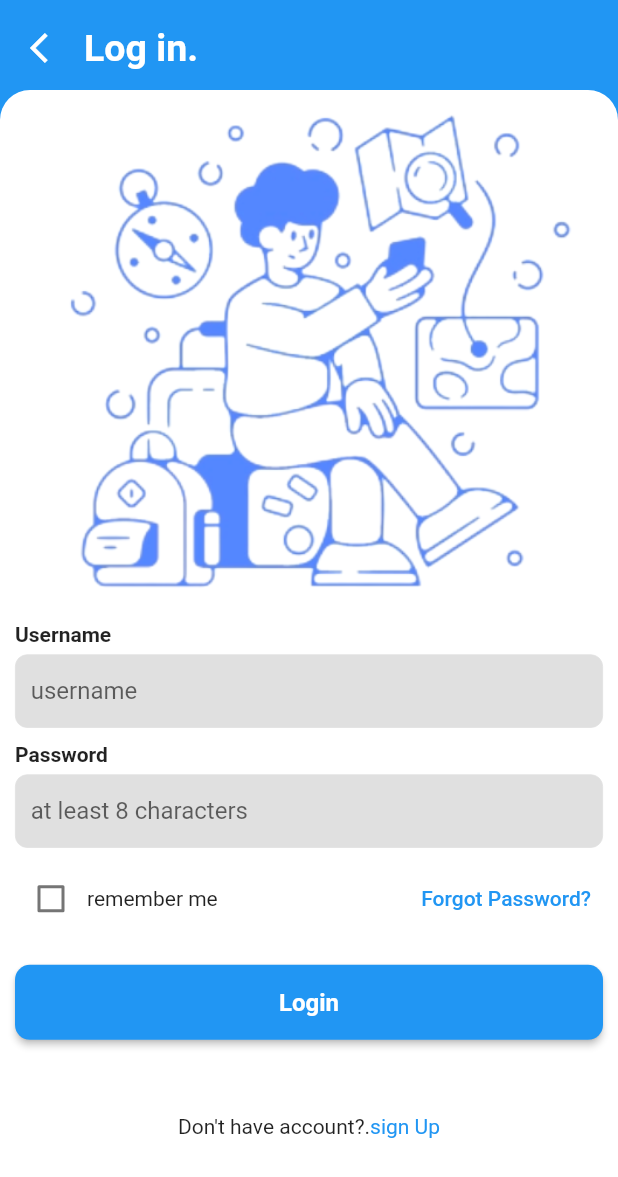
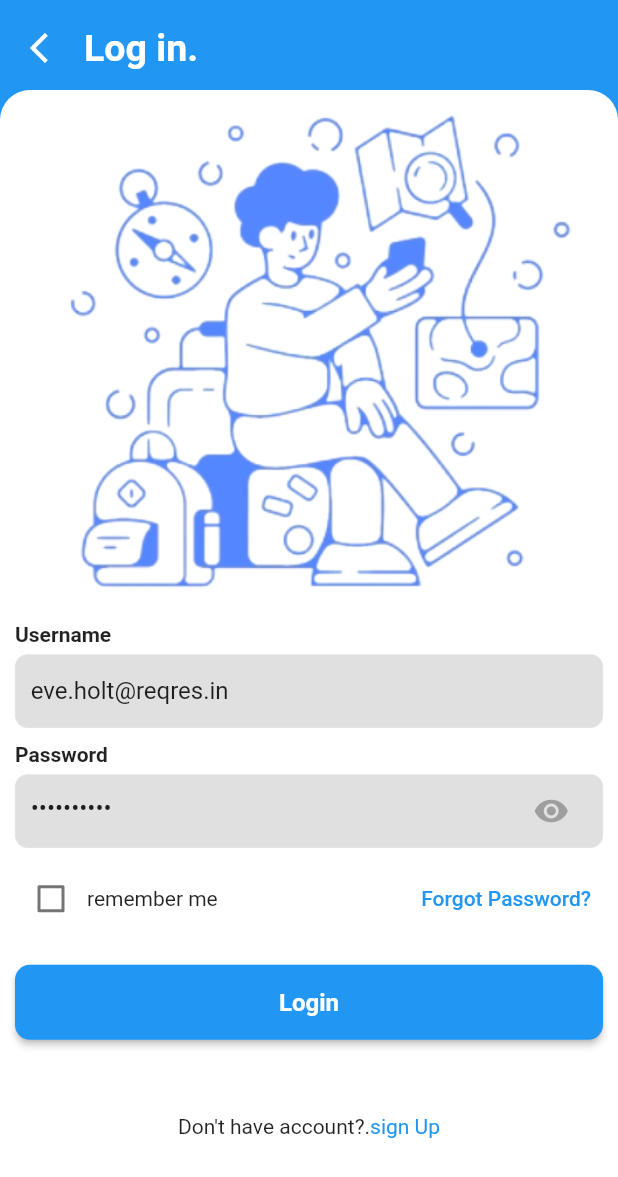
Before and after one commit to R4MA26/flutter-tes-zero-one-group, a Flutter app: the screen it shows after launch, after a tap on "Login", on a phone screen of 412 x 824 dp. Shown: the top 1177 px of the screen. Run offline on Flutter 3.47's test engine with Material 2 defaults, Android fonts, the phone set to English and light mode, and no system bars; our stand-ins replace get; network calls fail.

Commit message:
flutter tes

```diff
--- a/apps/flutter-tes/lib/app/modules/home/controllers/home_controller.dart
+++ b/apps/flutter-tes/lib/app/modules/home/controllers/home_controller.dart
@@ -1,7 +1,11 @@
 import 'package:get/get.dart';
 
+import '../../../routes/app_pages.dart';
+
 class HomeController extends GetxController {
-  //TODO: Implement HomeController
+  void logout() async {
+    Get.offAllNamed(Routes.LOGIN);
+  }
 
   final count = 0.obs;
   @override
--- a/apps/flutter-tes/lib/app/modules/home/views/home_view.dart
+++ b/apps/flutter-tes/lib/app/modules/home/views/home_view.dart
@@ -9,6 +9,12 @@ class HomeView extends GetView<HomeController> {
   Widget build(BuildContext context) {
     return Scaffold(
       appBar: AppBar(
+        leading: IconButton(
+          icon: Icon(Icons.arrow_back_ios),
+          onPressed: () {
+            controller.logout();
+          },
+        ),
         title: Text('HomeView'),
         centerTitle: true,
       ),
--- a/apps/flutter-tes/lib/app/modules/login/controllers/login_controller.dart
+++ b/apps/flutter-tes/lib/app/modules/login/controllers/login_controller.dart
@@ -1,9 +1,31 @@
 import 'package:flutter/material.dart';
 import 'package:get/get.dart';
+import 'package:http/http.dart' as http;
+
+import '../../../routes/app_pages.dart';
 
 class LoginController extends GetxController {
-  var usernameC = TextEditingController();
-  var passwordC = TextEditingController();
+  var usernameC = TextEditingController(text: 'eve.holt@reqres.in');
+  var passwordC = TextEditingController(text: 'cityslicka');
+
+  void login(String usernameC, passwordC) async {
+    try {
+      http.Response response =
+          await http.post(Uri.parse('https://reqres.in/api/login'), body: {
+        'email': usernameC,
+        'password': passwordC,
+      });
+
+      if (response.statusCode == 200) {
+        Get.offAllNamed(Routes.HOME);
+        print(response.body);
+      } else {
+        print(response.statusCode);
+      }
+    } catch (e) {
+      print(e);
+    }
+  }
 
   final isChecked = false.obs;
 
--- a/apps/flutter-tes/lib/app/modules/login/views/login_view.dart
+++ b/apps/flutter-tes/lib/app/modules/login/views/login_view.dart
@@ -60,6 +60,7 @@ class LoginView extends GetView<LoginController> {
                   controller: controller.passwordC,
                   hint: 'at least 8 characters',
                   label: 'Password',
+                  isPassword: true,
                 ),
                 const SizedBox(height: 10),
                 Row(
@@ -93,7 +94,10 @@ class LoginView extends GetView<LoginController> {
                 const SizedBox(height: 20),
                 Button(
                   name: 'Login',
-                  onPressed: () {},
+                  onPressed: () {
+                    controller.login(controller.usernameC.text.toString(),
+                        controller.passwordC.text.toString());
+                  },
                 ),
                 const SizedBox(height: 50),
                 TextAccount(
--- a/apps/flutter-tes/lib/app/widgets/input_daftar.dart
+++ b/apps/flutter-tes/lib/app/widgets/input_daftar.dart
@@ -2,7 +2,6 @@ import 'package:flutter/material.dart';
 import 'package:get/get.dart';
 
 class InputDaftar extends StatelessWidget {
-  // final String label;
   final TextEditingController controller;
   final String? Function(String?)? validator;
   final String hint;
--- a/apps/flutter-tes/pubspec.yaml
+++ b/apps/flutter-tes/pubspec.yaml
@@ -10,6 +10,8 @@ dependencies:
   get: 4.6.1
   flutter:
     sdk: flutter
+  http: ^0.13.4
+  modal_progress_hud_nsn: ^0.1.0-nullsafety-1
 
 dev_dependencies:
   flutter_lints: ^1.0.0
```
Also changed, not shown: apps/flutter-tes/pubspec.lock, 1 other file.
